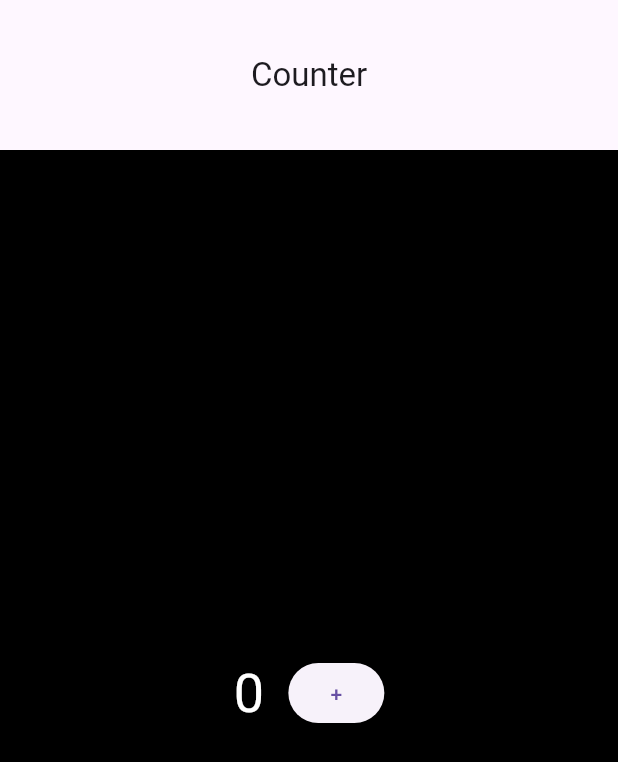
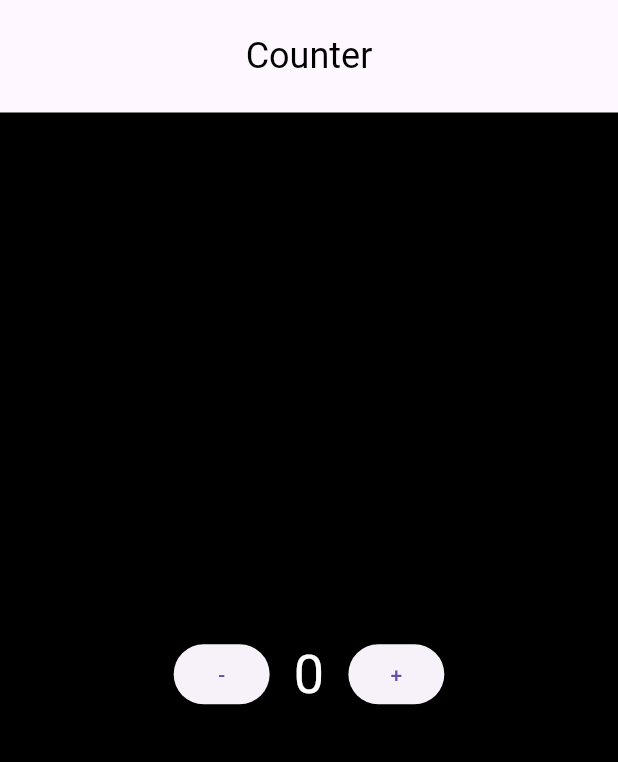
Before and after one commit to Svitlana213/counter, a Flutter app: the screen it shows after launch, on a phone screen of 412 x 824 dp. Shown: the top 762 px of the screen. Run offline on Flutter 3.47's test engine with Material 3 defaults, Android fonts, the phone set to English and light mode, and no system bars; our stand-ins replace flutter_bloc.

Commit message:
apdate visual

```diff
--- a/lib/widgets/count_widget.dart
+++ b/lib/widgets/count_widget.dart
@@ -10,7 +10,8 @@ class CountWidget extends StatelessWidget {
       backgroundColor: Colors.black,
       appBar: AppBar(
         title: Text('Counter'),
-        toolbarHeight: 100,
+        titleTextStyle: TextStyle(color: Colors.black, fontSize: 24, fontWeight: FontWeight.w400),
+        toolbarHeight: 75,
         centerTitle: true,
       ),
       body: Center(
@@ -19,8 +20,16 @@ class CountWidget extends StatelessWidget {
           children: <Widget>[
             Row(
               mainAxisAlignment: MainAxisAlignment.center,
+
               children: <Widget>[
+                ElevatedButton(
+                    onPressed: () =>
+                    BlocProvider.of<CounterBloc>(context).add(CounterEvent.decrement),
+                    child: Text("-"),
+                ),
+                SizedBox(width: 16),
                 BlocBuilder<CounterBloc, int>(
+
                   builder: (context, count) {
                     return Text(
                       "$count",
```
